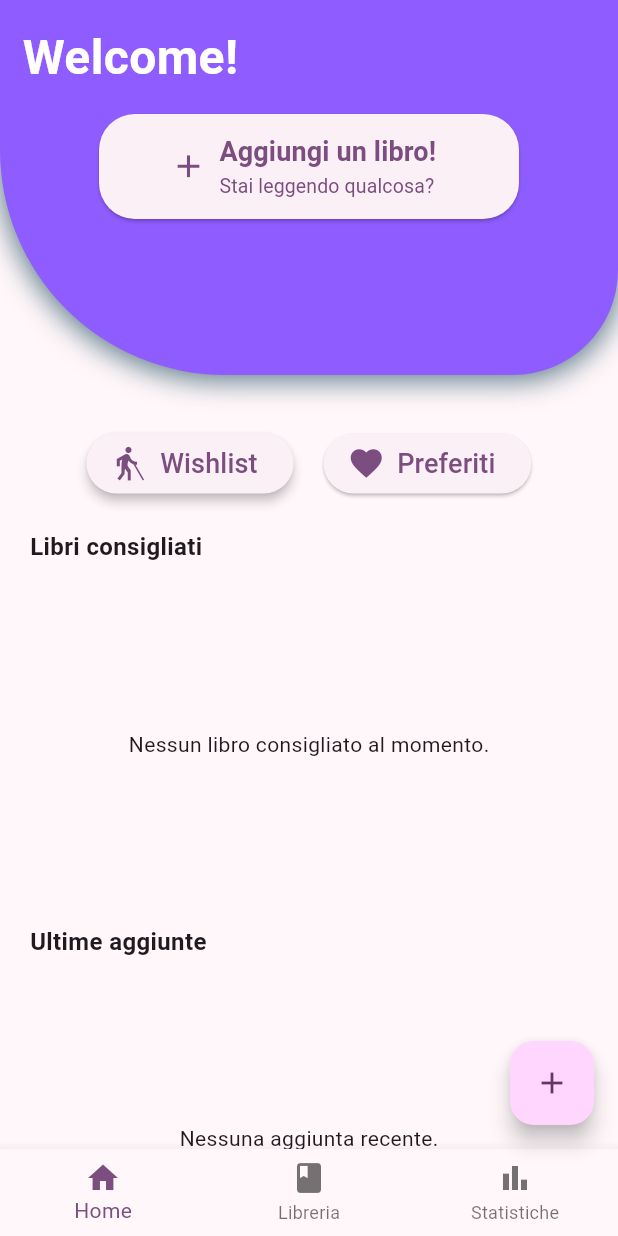
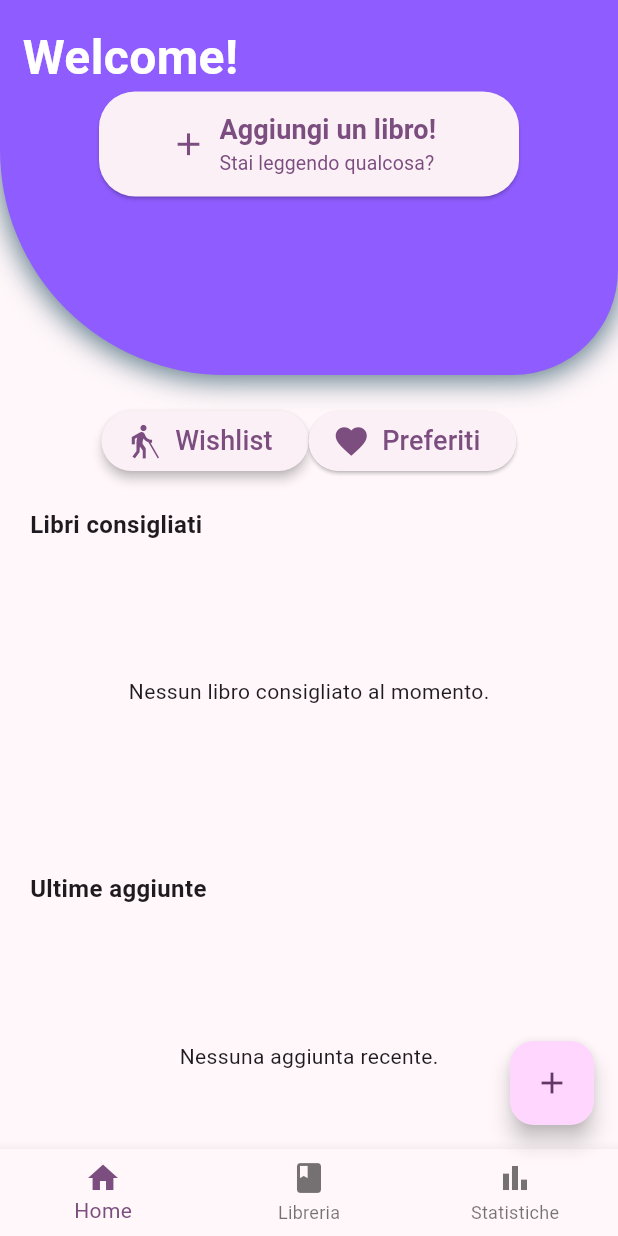
Before and after one commit to emanueletocci/Bibliotech, a Flutter app: the screen it shows after launch, on a phone screen of 412 x 824 dp. Run offline on Flutter 3.47's test engine with Material 3 defaults, Android fonts, the phone set to English and light mode, and no system bars; our stand-ins replace flutter_rating, image_picker, input_quantity, sqflite; accounts and stored records are empty.

Commit message:
Implementazione observer

```diff
--- a/lib/screens/home/homepage_view.dart
+++ b/lib/screens/home/homepage_view.dart
@@ -1,7 +1,9 @@
 import 'package:flutter/material.dart';
 import '../../components/popup_aggiunta.dart';
 import '../../components/libro_cover_widget.dart';
+import '../../models/libreria.dart';
 import '../../services/controllers/homepage_controller.dart';
+import 'package:provider/provider.dart';
 
 class HomeScreen extends StatefulWidget {
   const HomeScreen({super.key, required this.title});
@@ -12,47 +14,27 @@ class HomeScreen extends StatefulWidget {
 }
 
 class _HomeScreenState extends State<HomeScreen> {
-  late final HomepageController _controller;
-
-  // Inizializzo manualmente le variabili di stato. Viene eseguito prima del build
-  // initState si usa per inizializzare variabili di stato che richiedono un'inizializzazione
-  // complessa, dipendente da altre variabili o oggetti (come la libreria)
   @override
   void initState() {
     super.initState();
-    _controller = HomepageController();
   }
-
-  // callaback per la gestione dello stato nei widget figli
-  // Per semplicitá il metodo viene chiamato alla chiusura del popup di aggiunta, sia nel caso in cui
-  // é stato effettivamente inserito un libro, sia nel caso in cui l'utente ha chiuso semplicemente il popup
-  void _onLibreriaChanged() {
-    setState(() {});
-  }
-
 
   @override
   Widget build(BuildContext context) {
+    final libreria = context.watch<Libreria>();
+    final controller = HomepageController(libreria);
+
     return SingleChildScrollView(
       child: Column(
-        spacing: 15,
         children: <Widget>[
-          Header(
-            onLibreriaChanged: _onLibreriaChanged,
-          ), // passo il controller al widget Header
-          Body(controller: _controller), // passo il controller al widget Body
+          _buildHeader(context),
+          _buildBody(context, controller),
         ],
       ),
     );
   }
-}
 
-class Header extends StatelessWidget {
-  final VoidCallback onLibreriaChanged;
-  const Header({super.key, required this.onLibreriaChanged});
-
-  @override
-  Widget build(BuildContext context) {
+  Widget _buildHeader(BuildContext context) {
     return Stack(
       children: <Widget>[
         Container(
@@ -77,7 +59,6 @@ class Header extends StatelessWidget {
         Padding(
           padding: const EdgeInsets.symmetric(horizontal: 15.0, vertical: 15.0),
           child: Column(
-            spacing: 15,
             crossAxisAlignment: CrossAxisAlignment.start,
             children: <Widget>[
               SafeArea(
@@ -92,19 +73,12 @@ class Header extends StatelessWidget {
               ),
               Center(
                 child: ElevatedButton.icon(
-                  onPressed: () async{
-                    // attendo che il bottom sheet si chiuda prima di aggiornare la UI
-                    final bool? shouldRefresh = await showModalBottomSheet(
+                  onPressed: () async {
+                    await showModalBottomSheet(
                       context: context,
-                      isScrollControlled:
-                          true, // consente al popup di occupare tutto lo schermo
-                      builder: (context) {
-                        return const PopupAggiunta();
-                      },
+                      isScrollControlled: true,
+                      builder: (context) => const PopupAggiunta(),
                     );
-                    if (shouldRefresh == true || shouldRefresh == null) {
-                      onLibreriaChanged(); // forzo l'aggiornamento della UI tramite callback
-                    }
                   },
                   icon: const Icon(Icons.add, size: 25),
                   style: ElevatedButton.styleFrom(
@@ -140,24 +114,18 @@ class Header extends StatelessWidget {
       ],
     );
   }
-}
 
-class Body extends StatelessWidget {
-  final HomepageController controller;
-  const Body({super.key, required this.controller});
+  Widget _buildBody(BuildContext context, HomepageController controller) {
+    final libriConsigliati = controller.libriConsigliati;
+    final ultimeAggiunte = controller.ultimeAggiunte;
 
-  @override
-  Widget build(BuildContext context) {
     return Padding(
       padding: const EdgeInsets.all(20.0),
       child: Column(
-        spacing: 20,
-        mainAxisAlignment: MainAxisAlignment.start,
         crossAxisAlignment: CrossAxisAlignment.start,
         children: <Widget>[
           Center(
             child: Row(
-              spacing: 20,
               mainAxisAlignment: MainAxisAlignment.center,
               children: <Widget>[
                 ElevatedButton.icon(
@@ -187,59 +155,22 @@ class Body extends StatelessWidget {
               ],
             ),
           ),
+          const SizedBox(height: 20),
           const Text(
             "Libri consigliati",
             style: TextStyle(fontSize: 16, fontWeight: FontWeight.bold),
           ),
           SizedBox(
             height: 200,
-                child: Builder(
-                  builder: (BuildContext context) {
-                    if (controller.libriConsigliati.isEmpty) {
-                      return const Center(
+            child:
+                libriConsigliati.isEmpty
+                    ? const Center(
                       child: Text("Nessun libro consigliato al momento."),
-                      );
-                    } else {
-                      return CarouselView(
+                    )
+                    : CarouselView(
                       itemExtent: 166,
                       children:
-                            controller.libriConsigliati.map((libro) {
-                              return Container(
-                                width:
-                                    150, // Larghezza desiderata della copertina
-                                height:
-                                    150, // Altezza desiderata della copertina
-                                margin: const EdgeInsets.symmetric(
-                                  horizontal: 8.0,
-                                ),
-                                child: ClipRRect(
-                                  borderRadius: BorderRadius.circular(8.0),
-                                  child: LibroCoverWidget(libro: libro),
-                                ),
-                              );
-                            }).toList(),
-                      );
-                    }
-                  },
-                ),
-              ),
-              const Text(
-                "Ultime aggiunte",
-                style: TextStyle(fontSize: 16, fontWeight: FontWeight.bold),
-              ),
-              SizedBox(
-                height: 200,
-                child: Builder(
-                  builder: (BuildContext context) {
-                    if (controller.ultimeAggiunte.isEmpty) {
-                      return const Center(
-                        child: Text("Nessuna aggiunta recente."),
-                      );
-                    } else {
-                      return CarouselView(
-                        itemExtent: 166,
-                        children:
-                            controller.ultimeAggiunte.map((libro) {
+                          libriConsigliati.map((libro) {
                             return Container(
                               width: 150,
                               height: 150,
@@ -252,9 +183,34 @@ class Body extends StatelessWidget {
                               ),
                             );
                           }).toList(),
+                    ),
+          ),
+          const SizedBox(height: 20),
+          const Text(
+            "Ultime aggiunte",
+            style: TextStyle(fontSize: 16, fontWeight: FontWeight.bold),
+          ),
+          SizedBox(
+            height: 200,
+            child:
+                ultimeAggiunte.isEmpty
+                    ? const Center(child: Text("Nessuna aggiunta recente."))
+                    : CarouselView(
+                      itemExtent: 166,
+                      children:
+                          ultimeAggiunte.map((libro) {
+                            return Container(
+                              width: 150,
+                              height: 150,
+                              margin: const EdgeInsets.symmetric(
+                                horizontal: 8.0,
+                              ),
+                              child: ClipRRect(
+                                borderRadius: BorderRadius.circular(8.0),
+                                child: LibroCoverWidget(libro: libro),
+                              ),
                             );
-                    }
-                  },
+                          }).toList(),
                     ),
           ),
         ],
--- a/lib/services/controllers/homepage_controller.dart
+++ b/lib/services/controllers/homepage_controller.dart
@@ -3,58 +3,46 @@ import '../../models/libro.dart';
 import 'dart:math';
 
 class HomepageController {
-  final Libreria _libreria = Libreria();
+  final Libreria libreria;
+  DateTime? _date;
+  List<Libro>? _cachedConsigliati;
+  final int numLibri = 5;
 
-   // uso la data odierna per randomizzare i libri consigliati
-  late DateTime _date;
-
-  // mantengo una lista cache dei libri consigliati
-  List<Libro>? _cachedConsigliati;
-
-  final int numLibri = 5; // Numero di libri da consigliare
+  HomepageController(this.libreria);
 
   List<Libro> get libriConsigliati {
     final now = DateTime.now();
     final today = DateTime(now.year, now.month, now.day);
 
-    if (_cachedConsigliati == null || _date.isBefore(today)) {
+    // Se la cache è nulla o la data è cambiata, rigenera la lista
+    if (_cachedConsigliati == null || _date == null || _date!.isBefore(today)) {
       _date = today;
+      _cachedConsigliati = _generaLibriConsigliati();
+    }
+    // Invalida la cache se la lista dei libri è cambiata (controlla la lunghezza)
+    if (_cachedConsigliati!.length != libreria.getLibri().length) {
       _cachedConsigliati = _generaLibriConsigliati();
     }
     return _cachedConsigliati!;
   }
 
   List<Libro> _generaLibriConsigliati() {
-    final libri = _libreria.getLibri();
+    final libri = libreria.getLibri();
 
     if (libri.isEmpty) {
-      return []; // Nessun libro disponibile!
+      return [];
     }
-
-    // Uso la data odierna come seed
-    final random = Random(_date.millisecondsSinceEpoch);
-
-    final List<Libro> booksToShuffle = List.from(
-      libri,
-    ); // Copia della lista di libri
-
-    // mescolo i libri utilizzando il seed. Shuffle restituisce void quindi non posso concatenare
-    // direttamente il metodo take
+    final random = Random(_date!.millisecondsSinceEpoch);
+    final booksToShuffle = List<Libro>.from(libri);
     booksToShuffle.shuffle(random);
-
-    // Prendo i primi 5 libri (se ci sono almeno 5 libri),
-    final List<Libro> libriConsigliati =
-        booksToShuffle.take(min(numLibri, libri.length)).toList();
-
-    return libriConsigliati;
+    return booksToShuffle.take(min(numLibri, libri.length)).toList();
   }
 
   List<Libro> get ultimeAggiunte {
-    final libri = _libreria.getLibri();
+    final libri = libreria.getLibri();
     if (libri.isEmpty) {
-      return []; // Nessun libro disponibile!
+      return [];
     }
-    // Prendo gli ultimi 5 libri (se ci sono almeno 5 libri),
     return libri.reversed.take(min(numLibri, libri.length)).toList();
   }
 }
```
Also changed, not shown: lib/main.dart (+8 -1 lines), lib/models/libreria.dart (+30 -24 lines). Lines whose indentation alone changed are shown as unchanged.
